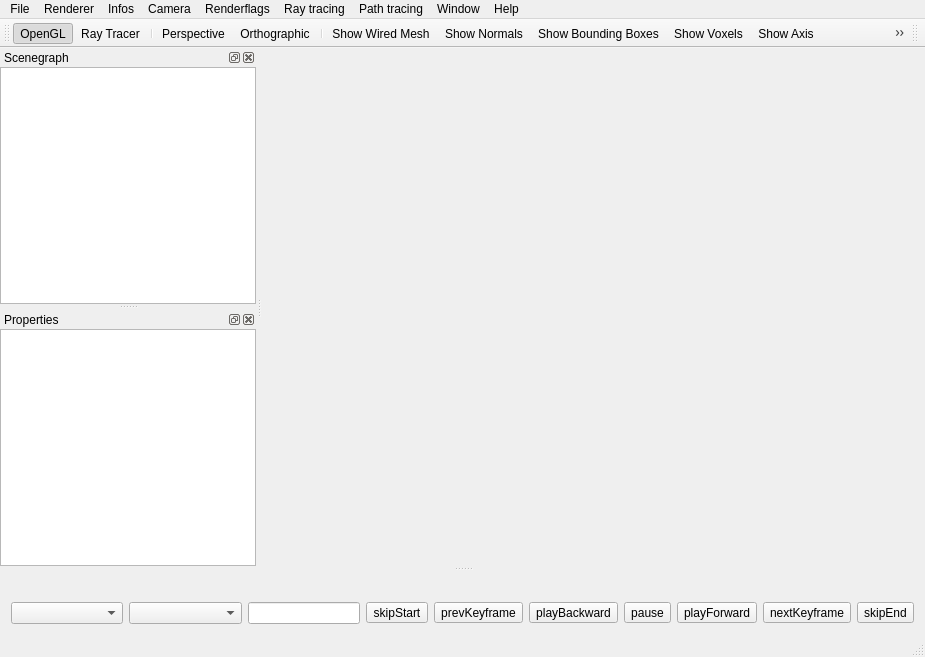
Above: app-Viewer-Qt/qtMainWindow.ui from cpvrlab/SLProject before the change. Below: the same form after it.
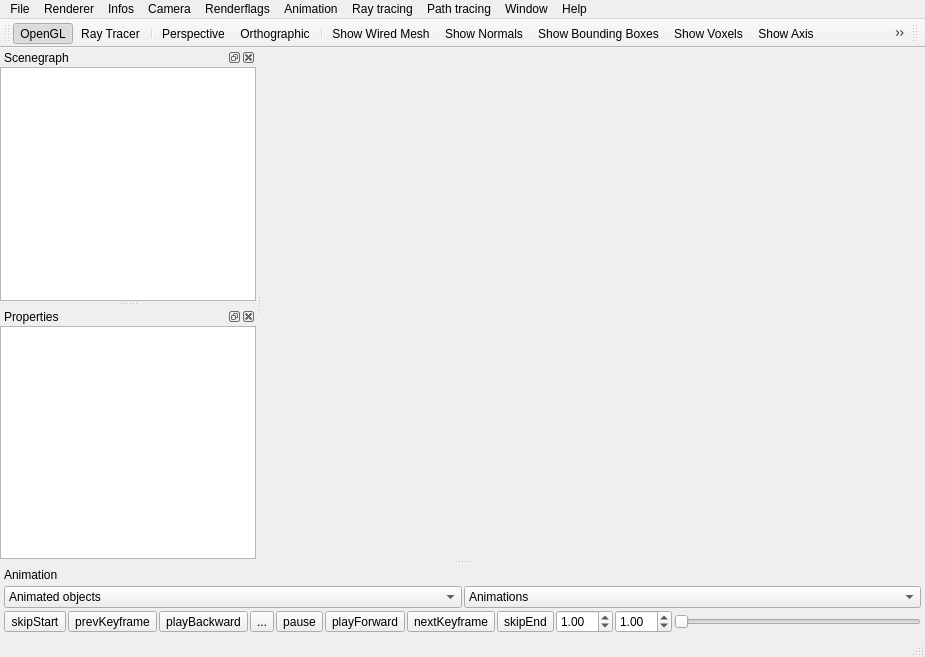
That is the form after the change. Icons and pictures are not drawn. Custom widgets are drawn as their Qt base class.

The edit to the form file:
```diff
--- a/app-Viewer-Qt/qtMainWindow.ui
+++ b/app-Viewer-Qt/qtMainWindow.ui
@@ -259,11 +259,25 @@
     <addaction name="actionAbout_Qt"/>
     <addaction name="actionCredits"/>
    </widget>
+   <widget class="QMenu" name="menuAnimation">
+    <property name="title">
+     <string>Animation</string>
+    </property>
+    <addaction name="actionAnimPlayForward"/>
+    <addaction name="actionAnimPlayBackward"/>
+    <addaction name="actionAnimPause"/>
+    <addaction name="actionAnimStop"/>
+    <addaction name="actionAnimNextKeyframe"/>
+    <addaction name="actionAnimPrevKeyframe"/>
+    <addaction name="actionAnimSkipToEnd"/>
+    <addaction name="actionAnimSkipToStart"/>
+   </widget>
    <addaction name="menuFile"/>
    <addaction name="menuRenderer"/>
    <addaction name="menuInfos"/>
    <addaction name="menuCamera"/>
    <addaction name="menuRender_Flags"/>
+   <addaction name="menuAnimation"/>
    <addaction name="menuRay_Tracing"/>
    <addaction name="menuPath_tracing"/>
    <addaction name="menuWindow"/>
@@ -503,80 +517,238 @@
      <verstretch>0</verstretch>
     </sizepolicy>
    </property>
+   <property name="minimumSize">
+    <size>
+     <width>331</width>
+     <height>70</height>
+    </size>
+   </property>
    <property name="floating">
     <bool>false</bool>
    </property>
    <property name="features">
     <set>QDockWidget::NoDockWidgetFeatures</set>
    </property>
+   <property name="windowTitle">
+    <string>Animation</string>
+   </property>
    <attribute name="dockWidgetArea">
     <number>8</number>
    </attribute>
    <widget class="QWidget" name="dockWidgetContents_3">
-    <layout class="QHBoxLayout" name="horizontalLayout">
+    <property name="sizePolicy">
+     <sizepolicy hsizetype="Preferred" vsizetype="Minimum">
+      <horstretch>0</horstretch>
+      <verstretch>0</verstretch>
+     </sizepolicy>
+    </property>
+    <layout class="QVBoxLayout" name="verticalLayout_3">
+     <property name="spacing">
+      <number>2</number>
+     </property>
+     <property name="leftMargin">
+      <number>4</number>
+     </property>
+     <property name="topMargin">
+      <number>2</number>
+     </property>
+     <property name="rightMargin">
+      <number>4</number>
+     </property>
+     <property name="bottomMargin">
+      <number>2</number>
+     </property>
      <item>
-      <widget class="QComboBox" name="animationTypeSelect"/>
-     </item>
-     <item>
-      <widget class="QComboBox" name="animationSelect"/>
-     </item>
-     <item>
-      <widget class="QLineEdit" name="animWeightInput">
+      <widget class="QWidget" name="widget_2" native="true">
        <property name="sizePolicy">
-        <sizepolicy hsizetype="Minimum" vsizetype="Fixed">
+        <sizepolicy hsizetype="Preferred" vsizetype="Minimum">
          <horstretch>0</horstretch>
          <verstretch>0</verstretch>
         </sizepolicy>
        </property>
+       <layout class="QHBoxLayout" name="horizontalLayout">
+        <property name="spacing">
+         <number>2</number>
+        </property>
+        <property name="leftMargin">
+         <number>0</number>
+        </property>
+        <property name="topMargin">
+         <number>0</number>
+        </property>
+        <property name="rightMargin">
+         <number>0</number>
+        </property>
+        <property name="bottomMargin">
+         <number>0</number>
+        </property>
+        <item>
+         <widget class="QComboBox" name="animAnimatedObjectSelect">
+          <item>
+           <property name="text">
+            <string>Animated objects</string>
+           </property>
+          </item>
+         </widget>
+        </item>
+        <item>
+         <widget class="QComboBox" name="animAnimationSelect">
+          <item>
+           <property name="text">
+            <string>Animations</string>
+           </property>
+          </item>
+         </widget>
+        </item>
+       </layout>
       </widget>
      </item>
      <item>
-      <widget class="QToolButton" name="skipStartButton">
-       <property name="text">
-        <string>skipStart</string>
+      <widget class="QWidget" name="widget" native="true">
+       <property name="sizePolicy">
+        <sizepolicy hsizetype="Preferred" vsizetype="Minimum">
+         <horstretch>0</horstretch>
+         <verstretch>0</verstretch>
+        </sizepolicy>
        </property>
-      </widget>
-     </item>
-     <item>
-      <widget class="QToolButton" name="prevKeyframeButton">
-       <property name="text">
-        <string>prevKeyframe</string>
-       </property>
-      </widget>
-     </item>
-     <item>
-      <widget class="QToolButton" name="playBackwardButton">
-       <property name="text">
-        <string>playBackward</string>
-       </property>
-      </widget>
-     </item>
-     <item>
-      <widget class="QToolButton" name="pauseButton">
-       <property name="text">
-        <string>pause</string>
-       </property>
-      </widget>
-     </item>
-     <item>
-      <widget class="QToolButton" name="playForwardButton">
-       <property name="text">
-        <string>playForward</string>
-       </property>
-      </widget>
-     </item>
-     <item>
-      <widget class="QToolButton" name="nextKeyframeButton">
-       <property name="text">
-        <string>nextKeyframe</string>
-       </property>
-      </widget>
-     </item>
-     <item>
-      <widget class="QToolButton" name="skipEndButton">
-       <property name="text">
-        <string>skipEnd</string>
-       </property>
+       <layout class="QHBoxLayout" name="horizontalLayout_2">
+        <property name="spacing">
+         <number>2</number>
+        </property>
+        <property name="leftMargin">
+         <number>0</number>
+        </property>
+        <property name="topMargin">
+         <number>0</number>
+        </property>
+        <property name="rightMargin">
+         <number>0</number>
+        </property>
+        <property name="bottomMargin">
+         <number>0</number>
+        </property>
+        <item>
+         <widget class="QToolButton" name="animSkipStartButton">
+          <property name="text">
+           <string>skipStart</string>
+          </property>
+          <property name="icon">
+           <iconset>
+            <normaloff>images/animGoToStart.png</normaloff>images/animGoToStart.png</iconset>
+          </property>
+         </widget>
+        </item>
+        <item>
+         <widget class="QToolButton" name="animPrevKeyframeButton">
+          <property name="text">
+           <string>prevKeyframe</string>
+          </property>
+          <property name="icon">
+           <iconset>
+            <normaloff>images/animPrevKF.png</normaloff>images/animPrevKF.png</iconset>
+          </property>
+         </widget>
+        </item>
+        <item>
+         <widget class="QToolButton" name="animPlayBackwardButton">
+          <property name="text">
+           <string>playBackward</string>
+          </property>
+          <property name="icon">
+           <iconset>
+            <normaloff>images/animPlayBackwards.png</normaloff>images/animPlayBackwards.png</iconset>
+          </property>
+         </widget>
+        </item>
+        <item>
+         <widget class="QToolButton" name="animStopButton">
+          <property name="text">
+           <string>...</string>
+          </property>
+          <property name="icon">
+           <iconset>
+            <normaloff>images/animStop.png</normaloff>images/animStop.png</iconset>
+          </property>
+         </widget>
+        </item>
+        <item>
+         <widget class="QToolButton" name="animPauseButton">
+          <property name="text">
+           <string>pause</string>
+          </property>
+          <property name="icon">
+           <iconset>
+            <normaloff>images/animPause.png</normaloff>images/animPause.png</iconset>
+          </property>
+         </widget>
+        </item>
+        <item>
+         <widget class="QToolButton" name="animPlayForwardButton">
+          <property name="text">
+           <string>playForward</string>
+          </property>
+          <property name="icon">
+           <iconset>
+            <normaloff>images/animPlay.png</normaloff>images/animPlay.png</iconset>
+          </property>
+         </widget>
+        </item>
+        <item>
+         <widget class="QToolButton" name="animNextKeyframeButton">
+          <property name="text">
+           <string>nextKeyframe</string>
+          </property>
+          <property name="icon">
+           <iconset>
+            <normaloff>images/animNextKF.png</normaloff>images/animNextKF.png</iconset>
+          </property>
+         </widget>
+        </item>
+        <item>
+         <widget class="QToolButton" name="animSkipEndButton">
+          <property name="text">
+           <string>skipEnd</string>
+          </property>
+          <property name="icon">
+           <iconset>
+            <normaloff>images/animGoToEnd.png</normaloff>images/animGoToEnd.png</iconset>
+          </property>
+         </widget>
+        </item>
+        <item>
+         <widget class="QDoubleSpinBox" name="animSpeedInput">
+          <property name="maximum">
+           <double>20.000000000000000</double>
+          </property>
+          <property name="singleStep">
+           <double>0.100000000000000</double>
+          </property>
+          <property name="value">
+           <double>1.000000000000000</double>
+          </property>
+         </widget>
+        </item>
+        <item>
+         <widget class="QDoubleSpinBox" name="animWeightInput">
+          <property name="maximum">
+           <double>10.000000000000000</double>
+          </property>
+          <property name="singleStep">
+           <double>0.100000000000000</double>
+          </property>
+          <property name="value">
+           <double>1.000000000000000</double>
+          </property>
+         </widget>
+        </item>
+        <item>
+         <widget class="QSlider" name="animTimelineSlider">
+          <property name="orientation">
+           <enum>Qt::Horizontal</enum>
+          </property>
+         </widget>
+        </item>
+       </layout>
       </widget>
      </item>
     </layout>
```
Left out of the diff: 209 changed lines with no effect on the pictures.
